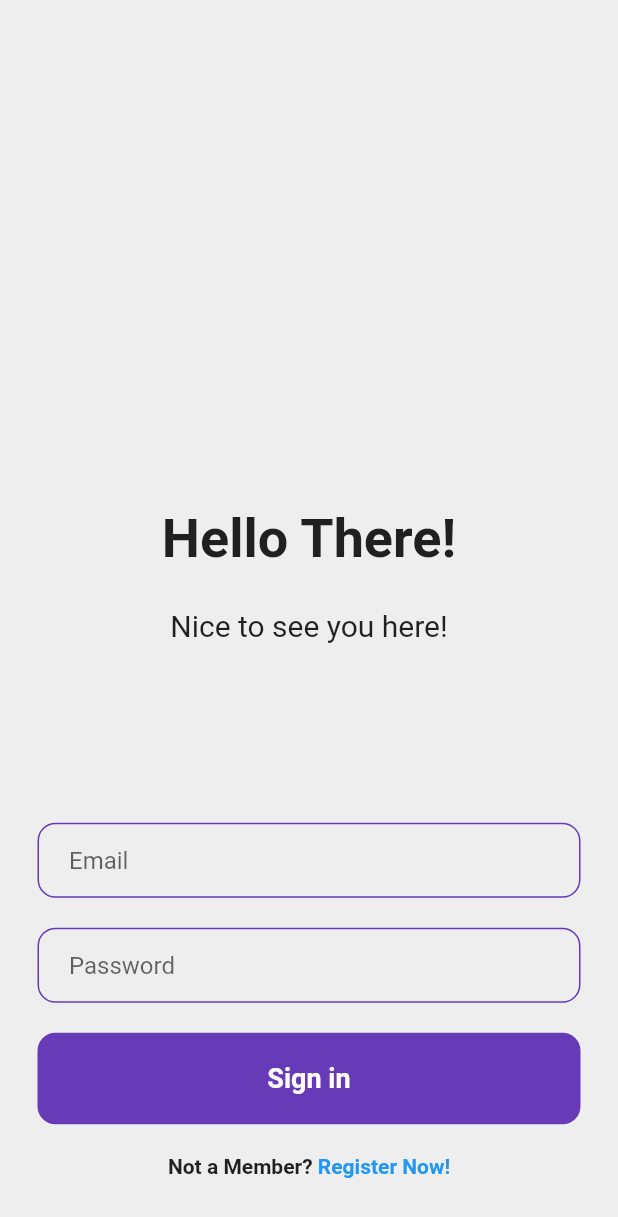
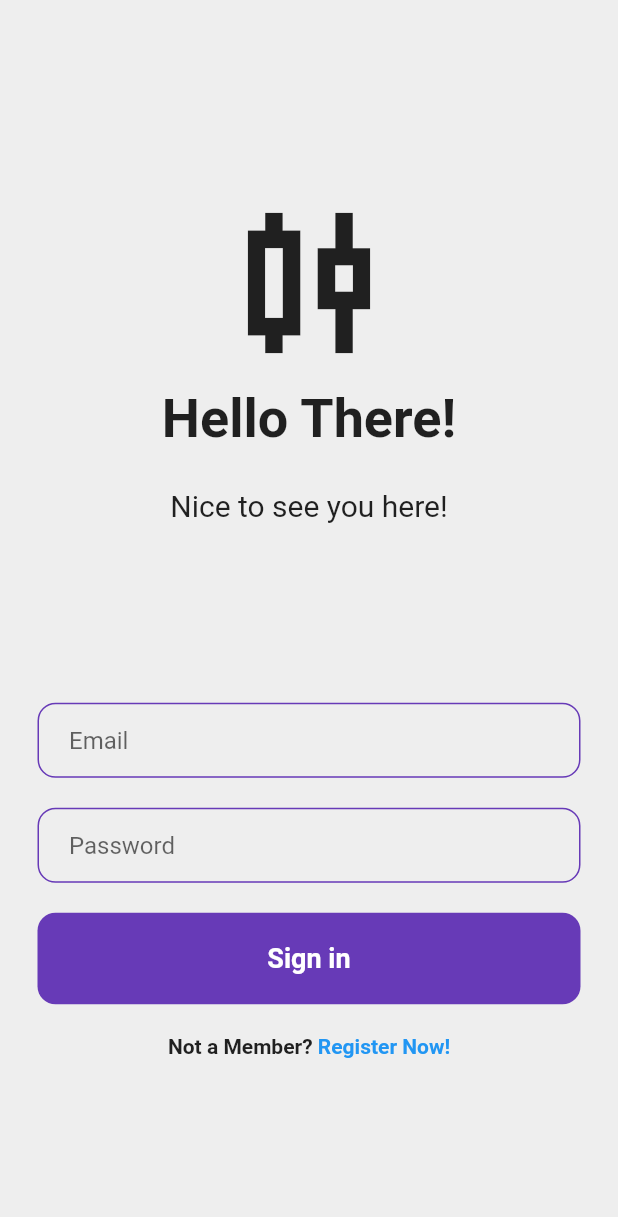
Before and after one commit to Tom0603/WalletTree, a Flutter app: the screen it shows after launch, on a phone screen of 412 x 824 dp. Shown: the top 1217 px of the screen. Run offline on Flutter 3.47's test engine with Material 2 defaults, Android fonts, the phone set to English and light mode, and no system bars.

Commit message:
added candlestick chart icon for Login page

```diff
--- a/frontend/lib/user/login_screen.dart
+++ b/frontend/lib/user/login_screen.dart
@@ -14,11 +14,13 @@ class _LoginPageState extends State<LoginPage> {
       backgroundColor: Colors.grey[200],
       body: SafeArea(
         child: Center(
+          child: SingleChildScrollView(
             child: Column(
               mainAxisAlignment: MainAxisAlignment.center,
               children: [
-              const SizedBox(
-                height: 300,
+                const Icon(
+                    Icons.candlestick_chart_outlined,
+                    size: 140,
                 ),
 
                 // Hello Text
@@ -129,6 +131,7 @@ class _LoginPageState extends State<LoginPage> {
             ),
           ),
         ),
+      ),
     );
   }
 }
```
Lines whose indentation alone changed are shown as unchanged.
